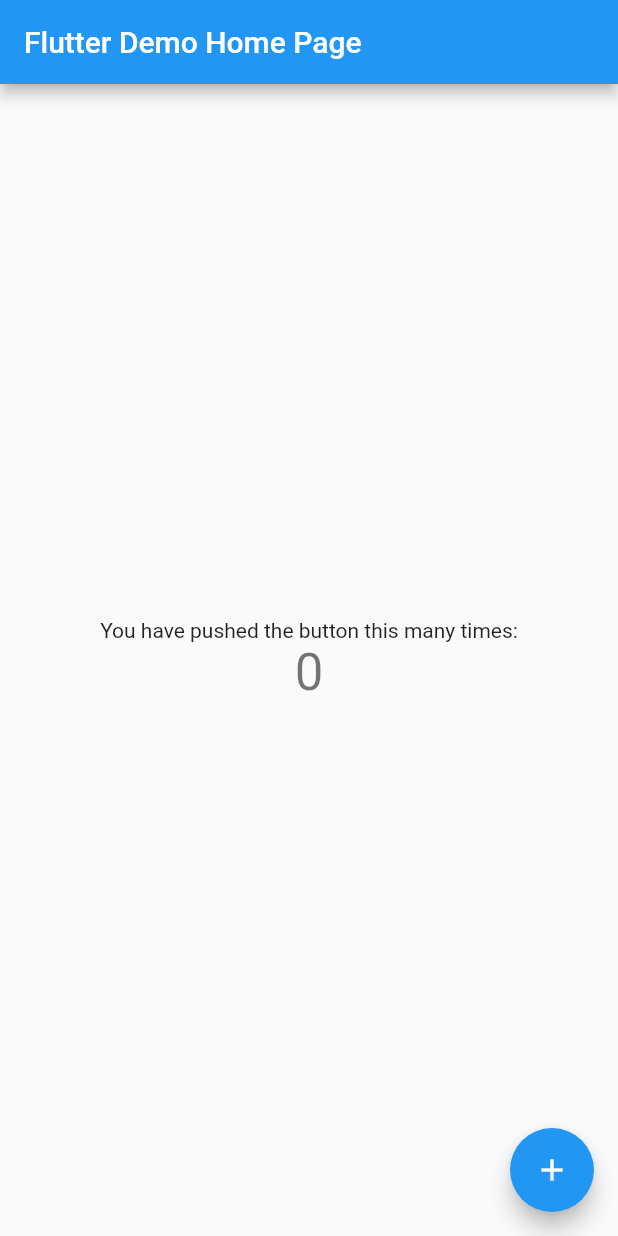
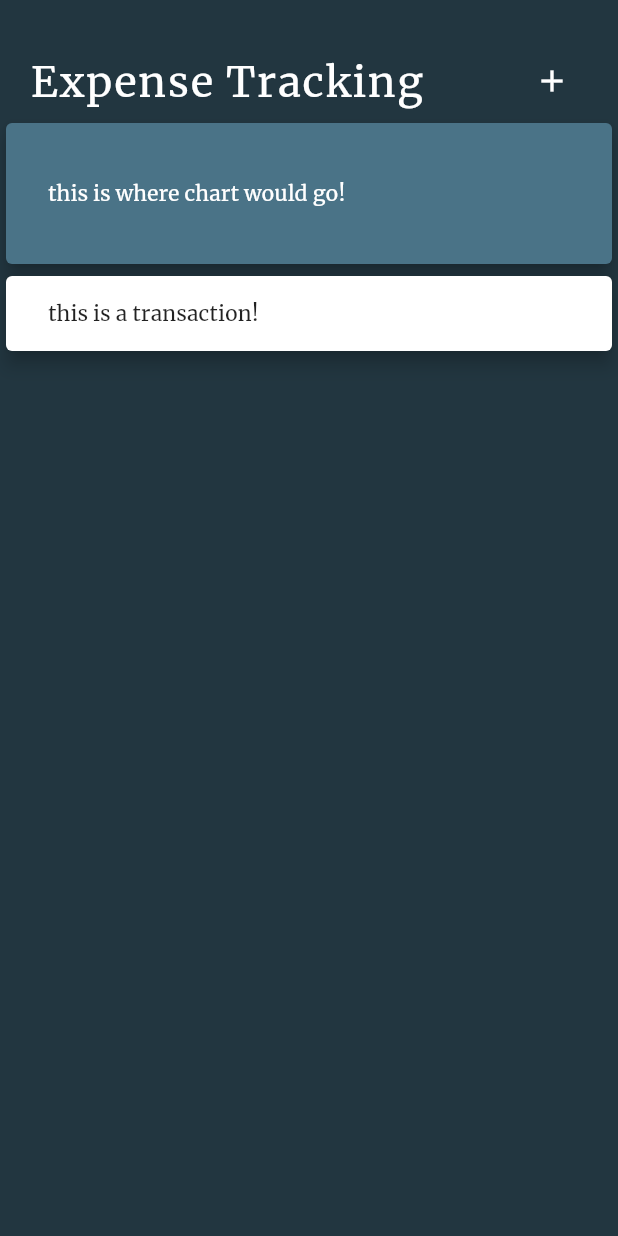
Before and after one commit to avaldemoro/personal_expense, a Flutter app: the screen it shows after launch, on a phone screen of 412 x 824 dp. Run offline on Flutter 3.47's test engine with Material 2 defaults, Android fonts, the phone set to English and light mode, and no system bars.

Commit message:
initial styles and app layout

```diff
--- a/lib/main.dart
+++ b/lib/main.dart
@@ -3,22 +3,12 @@ import 'package:flutter/material.dart';
 void main() => runApp(MyApp());
 
 class MyApp extends StatelessWidget {
-  // This widget is the root of your application.
     @override
     Widget build(BuildContext context) {
         return MaterialApp(
             title: 'Flutter Demo',
             theme: ThemeData(
-        // This is the theme of your application.
-        //
-        // Try running your application with "flutter run". You'll see the
-        // application has a blue toolbar. Then, without quitting the app, try
-        // changing the primarySwatch below to Colors.green and then invoke
-        // "hot reload" (press "r" in the console where you ran "flutter run",
-        // or simply save your changes to "hot reload" in a Flutter IDE).
-        // Notice that the counter didn't reset back to zero; the application
-        // is not restarted.
-        primarySwatch: Colors.blue,
+                fontFamily: 'Merriweather',
             ),
             home: MyHomePage(title: 'Flutter Demo Home Page'),
         );
@@ -28,15 +18,6 @@ class MyApp extends StatelessWidget {
 class MyHomePage extends StatefulWidget {
     MyHomePage({Key key, this.title}) : super(key: key);
 
-  // This widget is the home page of your application. It is stateful, meaning
-  // that it has a State object (defined below) that contains fields that affect
-  // how it looks.
-
-  // This class is the configuration for the state. It holds the values (in this
-  // case the title) provided by the parent (in this case the App widget) and
-  // used by the build method of the State. Fields in a Widget subclass are
-  // always marked "final".
-
     final String title;
 
     @override
@@ -44,68 +25,73 @@ class MyHomePage extends StatefulWidget {
 }
 
 class _MyHomePageState extends State<MyHomePage> {
-  int _counter = 0;
-
-  void _incrementCounter() {
-    setState(() {
-      // This call to setState tells the Flutter framework that something has
-      // changed in this State, which causes it to rerun the build method below
-      // so that the display can reflect the updated values. If we changed
-      // _counter without calling setState(), then the build method would not be
-      // called again, and so nothing would appear to happen.
-      _counter++;
-    });
-  }
 
     @override
     Widget build(BuildContext context) {
-    // This method is rerun every time setState is called, for instance as done
-    // by the _incrementCounter method above.
-    //
-    // The Flutter framework has been optimized to make rerunning build methods
-    // fast, so that you can just rebuild anything that needs updating rather
-    // than having to individually change instances of widgets.
-    return Scaffold(
-      appBar: AppBar(
-        // Here we take the value from the MyHomePage object that was created by
-        // the App.build method, and use it to set our appbar title.
-        title: Text(widget.title),
+        return Container(
+            padding: EdgeInsets.only(top: 30.0),
+            color: Color(0xFF223640),
+            child: Scaffold(
+                backgroundColor: Colors.transparent,
+                body: SafeArea(
+                    child: Column(
+                        crossAxisAlignment: CrossAxisAlignment.stretch,
+                        children: <Widget>[
+                            Padding(
+                                padding: EdgeInsets.symmetric(horizontal: 20.0),
+                                child: Row(
+                                    mainAxisAlignment: MainAxisAlignment.spaceBetween,
+                                    children: <Widget>[
+                                        Text("Expense Tracking",
+                                            style: TextStyle(
+                                            color: Colors.white,
+                                            fontSize: 28.0,
+                                            letterSpacing: 1.0,
+                                            )),
+                                        IconButton(
+                                            icon: Icon(
+                                               Icons.add,
+                                               color: Colors.white,
                                             ),
-      body: Center(
-        // Center is a layout widget. It takes a single child and positions it
-        // in the middle of the parent.
-        child: Column(
-          // Column is also a layout widget. It takes a list of children and
-          // arranges them vertically. By default, it sizes itself to fit its
-          // children horizontally, and tries to be as tall as its parent.
-          //
-          // Invoke "debug painting" (press "p" in the console, choose the
-          // "Toggle Debug Paint" action from the Flutter Inspector in Android
-          // Studio, or the "Toggle Debug Paint" command in Visual Studio Code)
-          // to see the wireframe for each widget.
-          //
-          // Column has various properties to control how it sizes itself and
-          // how it positions its children. Here we use mainAxisAlignment to
-          // center the children vertically; the main axis here is the vertical
-          // axis because Columns are vertical (the cross axis would be
-          // horizontal).
-          mainAxisAlignment: MainAxisAlignment.center,
-          children: <Widget>[
-            Text(
-              'You have pushed the button this many times:',
+                                            onPressed: () {},
+                                        )
+                                    ],
                                 ),
-            Text(
-              '$_counter',
-              style: Theme.of(context).textTheme.display1,
+                            ),
+                            Card(
+                                elevation: 5,
+                                color: Color(0xFF4a7387),
+                                child: Padding(
+                                    padding: EdgeInsets.symmetric(horizontal: 20.0),
+                                    child: Container(
+                                        margin: EdgeInsets.symmetric(vertical: 38.0),
+                                        padding: EdgeInsets.symmetric(horizontal: 8.0),
+                                        child: Text(
+                                            'this is where chart would go!',
+                                            style: TextStyle(
+                                                color: Colors.white,
+                                            ),
+                                        ),
+                                    ),
+                                ),
+                            ),
+                            Card(
+                                elevation: 5,
+                                child: Padding(
+                                    padding: EdgeInsets.symmetric(horizontal: 20.0),
+                                    child: Container(
+                                        margin: EdgeInsets.symmetric(vertical: 16.0),
+                                        padding: EdgeInsets.symmetric(horizontal: 8.0),
+                                        child: Text(
+                                            'this is a transaction!',
+                                        ),
+                                    ),
+                                ),
                             ),
                         ],
                     ),
                 ),
-      floatingActionButton: FloatingActionButton(
-        onPressed: _incrementCounter,
-        tooltip: 'Increment',
-        child: Icon(Icons.add),
-      ), // This trailing comma makes auto-formatting nicer for build methods.
+            ),
         );
     }
 }
```
Also changed, not shown: pubspec.yaml (+7 -0 lines), fonts/Merriweather-Regular.ttf (added), 1 other file. Lines whose indentation alone changed are shown as unchanged.
